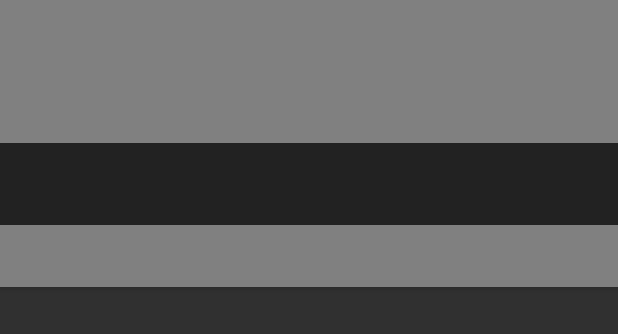
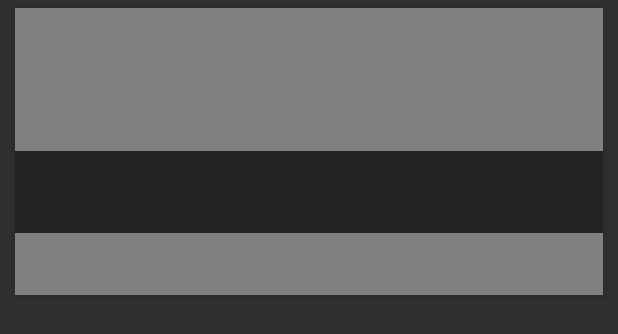
Before and after one commit to tawfiqjaffar/movieTracker, an Android app: the layout movie_item.xml on its own in the app's theme, with its tools: preview values and no code run, on a phone screen of 412 x 824 dp. Shown: the top 334 px of the screen. Run offline under Robolectric (Android 15) with nearby library versions, the phone set to English and light mode, and no system bars; network calls fail.

Commit message:
add margin for movie item

```diff
--- a/android/app/src/main/res/layout/movie_item.xml
+++ b/android/app/src/main/res/layout/movie_item.xml
@@ -5,7 +5,10 @@
     android:background="@color/Gray"
     android:layout_width="match_parent"
     android:elevation="3dp"
-    android:layout_marginBottom="10dp"
+    android:layout_marginLeft="10dp"
+    android:layout_marginRight="10dp"
+    android:layout_marginTop="5dp"
+    android:layout_marginBottom="5dp"
     android:layout_height="wrap_content">
     <RelativeLayout
         app:layout_constraintTop_toTopOf="parent"
```
